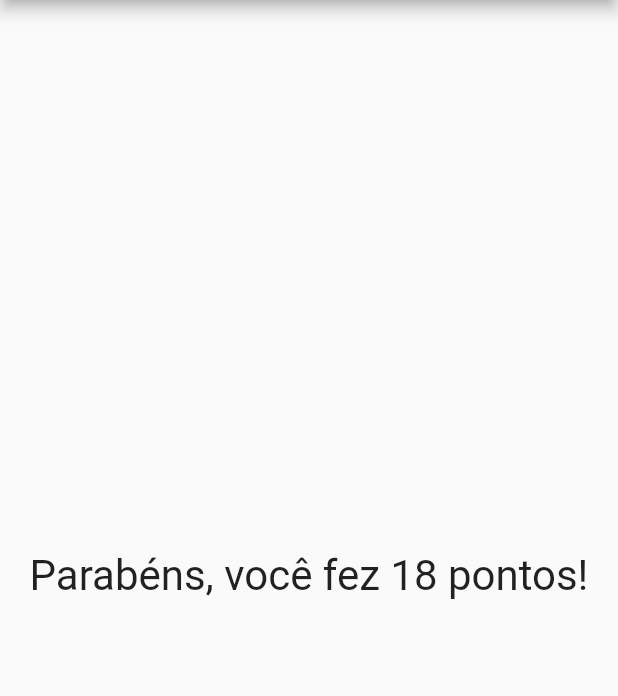
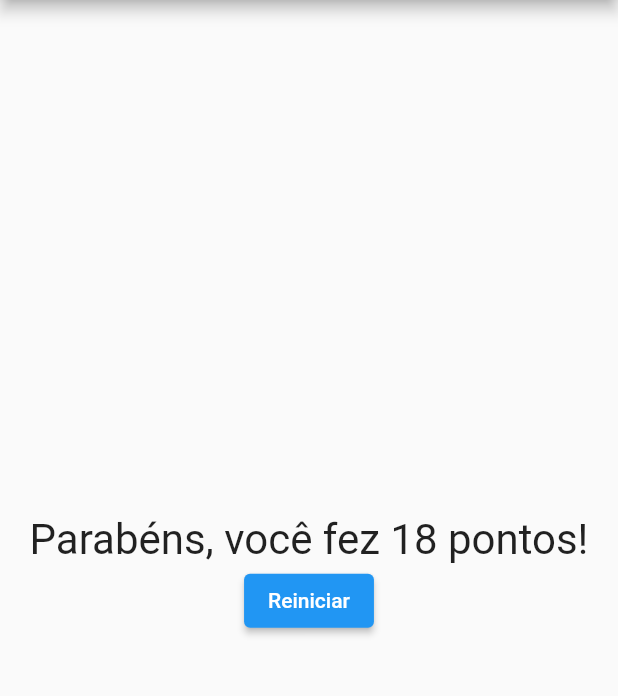
Before and after one commit to giuseppeusn/questions_game, a Flutter app: the screen it shows after launch, after a tap on "Preto", after a tap on "Cobra", after a tap on "Inverno", on a phone screen of 412 x 824 dp, the part 84-780 px from its top. Run offline on Flutter 3.47's test engine with Material 2 defaults, Android fonts, the phone set to English and light mode, and no system bars.

Commit message:
feat: adding restart button

```diff
--- a/lib/main.dart
+++ b/lib/main.dart
@@ -51,6 +51,13 @@ class _QuestionAppState extends State<QuestionApp> {
     }
   }
 
+  void _restart() {
+    setState(() {
+      _selectedQuestion = 0;
+      totalScore = 0;
+    });
+  }
+
   @override
   Widget build(BuildContext context) {
 
@@ -65,7 +72,7 @@ class _QuestionAppState extends State<QuestionApp> {
             selectedQuestion: _selectedQuestion,
             onAnswer: _answer
           )
-        : Result(score: totalScore)
+        : Result(score: totalScore, onRestart: _restart)
       ),
     );
   }
--- a/lib/result.dart
+++ b/lib/result.dart
@@ -3,17 +3,28 @@ import 'package:flutter/material.dart';
 class Result extends StatelessWidget {
   const Result({
     required this.score,
+    required this.onRestart,
     super.key
   });
 
   final int score;
+  final void Function() onRestart;
 
   @override
   Widget build(BuildContext context) {
-    return Center (
-      child: Text(
-        "Parabéns, você fez ${score.toString()} pontos!",
-        style: const TextStyle(fontSize: 28),
-      ));
+    return Column(
+      mainAxisAlignment: MainAxisAlignment.center,
+      children: [
+        Center (
+          child: Text(
+            "Parabéns, você fez ${score.toString()} pontos!",
+            style: const TextStyle(fontSize: 28),
+          )),
+        ElevatedButton(
+          onPressed: onRestart,
+          child: const Text('Reiniciar'),
+        )
+      ],
+    );
   }
 }
```
